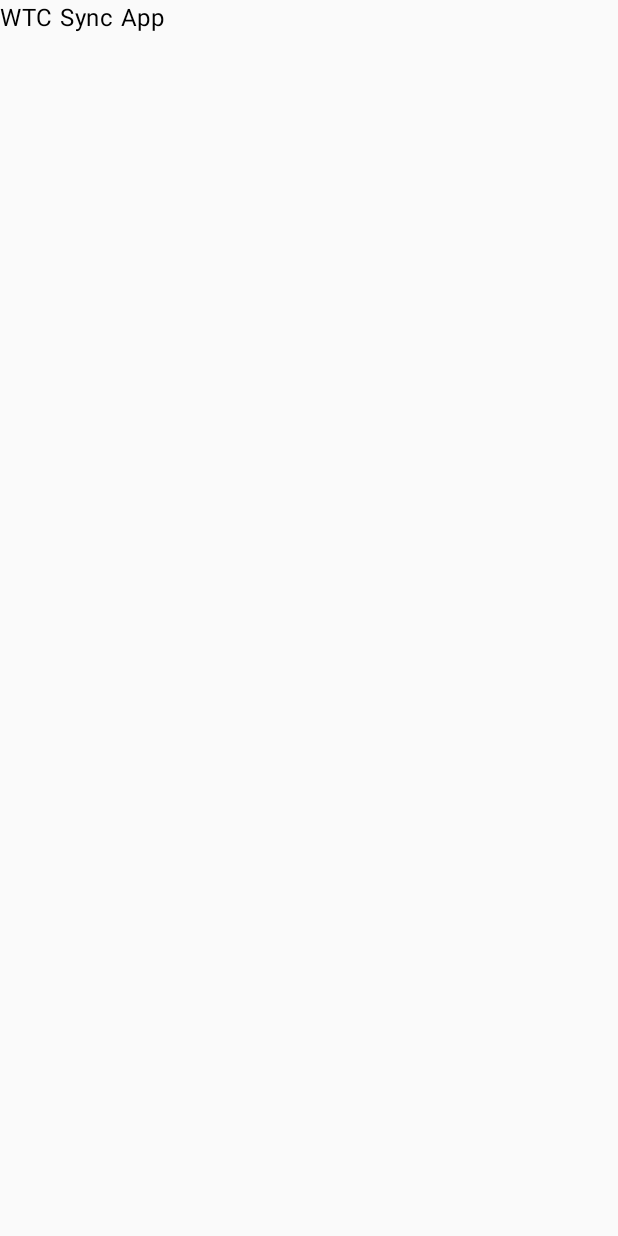
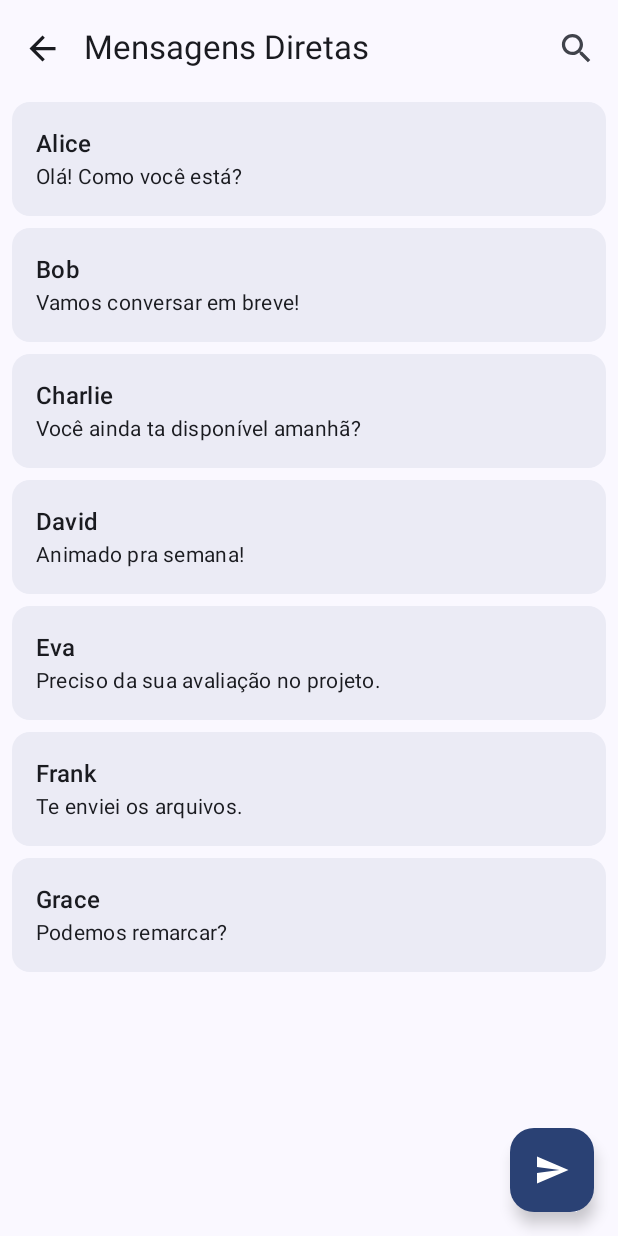
Before and after one commit to Vinicius-SO/wtcsync, an Android app built with Jetpack Compose: the screen it shows after launch (MainActivity), on a phone screen of 412 x 824 dp. Before the commit the screen is almost empty. Run offline under Robolectric (Android 15) with nearby library versions, the phone set to English and light mode, and no system bars.

Commit message:
Descrição breve das alterações

```diff
--- a/app/build.gradle.kts
+++ b/app/build.gradle.kts
@@ -49,6 +49,9 @@ dependencies {
     implementation(libs.androidx.compose.ui.graphics)
     implementation(libs.androidx.compose.ui.tooling.preview)
     implementation(libs.androidx.compose.material3)
+    implementation ("androidx.compose.material3:material3:1.1.2")
+    implementation("androidx.navigation:navigation-compose:2.8.0")
+    implementation(libs.androidx.compose.foundation.layout)
     testImplementation(libs.junit)
     androidTestImplementation(libs.androidx.junit)
     androidTestImplementation(libs.androidx.espresso.core)
--- a/app/src/main/java/br/com/fiap/wtcsync/MainActivity.kt
+++ b/app/src/main/java/br/com/fiap/wtcsync/MainActivity.kt
@@ -3,30 +3,25 @@ package br.com.fiap.wtcsync
 import android.os.Bundle
 import androidx.activity.ComponentActivity
 import androidx.activity.compose.setContent
-import androidx.activity.enableEdgeToEdge
-import androidx.compose.material3.Text
+import androidx.compose.material3.*
 import androidx.compose.runtime.Composable
-import androidx.compose.ui.tooling.preview.Preview
+import androidx.navigation.compose.rememberNavController
 import br.com.fiap.wtcsync.theme.WTCSYNCTheme
+import com.example.seuprojeto.navigation.Navigation
 
 class MainActivity : ComponentActivity() {
     override fun onCreate(savedInstanceState: Bundle?) {
         super.onCreate(savedInstanceState)
-        enableEdgeToEdge()
         setContent {
             WTCSYNCTheme {
-                Text(text = "WTC Sync App")
+                MainScreen()
             }
         }
     }
 }
 
-// Você pode remover a função Greeting e o GreetingPreview,
-// ou deixá-los para testar o Composable
-@Preview(showBackground = true)
 @Composable
-fun AppPreview() {
-    WTCSYNCTheme {
-        Text(text = "WTC Sync App")
-    }
+fun MainScreen() {
+    val navController = rememberNavController()
+    Navigation(navController = navController)
 }
--- /dev/null
+++ b/app/src/main/java/br/com/fiap/wtcsync/data/model/Cliente.kt
@@ -0,0 +1,7 @@
+package br.com.fiap.wtcsync.data.model
+
+data class Cliente(
+    val nome: String,
+    val ultimaMensagem: String,
+    val tempo: String
+)
--- /dev/null
+++ b/app/src/main/java/br/com/fiap/wtcsync/ui/Navigation.kt
@@ -0,0 +1,29 @@
+package com.example.seuprojeto.navigation
+
+import androidx.compose.runtime.Composable
+import androidx.navigation.NavHostController
+import androidx.navigation.compose.NavHost
+import androidx.navigation.compose.composable
+import br.com.fiap.wtcsync.ui.campaigns.CampanhaScreen
+import com.example.seuprojeto.ui.chat.ChatListScreen
+
+
+@Composable
+fun Navigation(navController: NavHostController) {
+    NavHost(navController = navController, startDestination = "chatlist") {
+        // Tela de lista de chats
+        composable("chatlist") {
+            ChatListScreen(
+                onBackClick = { navController.popBackStack() },
+                onNavigateToCampanha = { navController.navigate("campanha") } //
+            )
+        }
+
+        // Tela de campanhas
+        composable("campanha") {
+            CampanhaScreen(
+                onBackClick = { navController.popBackStack() } //
+            )
+        }
+    }
+}
--- /dev/null
+++ b/app/src/main/java/br/com/fiap/wtcsync/ui/crm/ChatListScreen.kt
@@ -0,0 +1,102 @@
+package com.example.seuprojeto.ui.chat
+
+import androidx.compose.foundation.clickable
+import androidx.compose.foundation.layout.*
+import androidx.compose.foundation.lazy.LazyColumn
+import androidx.compose.foundation.lazy.items
+import androidx.compose.material.icons.Icons
+import androidx.compose.material.icons.automirrored.filled.Send
+import androidx.compose.material.icons.filled.ArrowBack
+
+import androidx.compose.material.icons.filled.Search
+import androidx.compose.material3.*
+import androidx.compose.runtime.*
+import androidx.compose.ui.Modifier
+import androidx.compose.ui.unit.dp
+import androidx.lifecycle.viewmodel.compose.viewModel
+import br.com.fiap.wtcsync.data.model.Cliente
+import br.com.fiap.wtcsync.viewmodel.ChatListViewModel
+
+
+@OptIn(ExperimentalMaterial3Api::class)
+@Composable
+fun ChatListScreen(
+    viewModel: ChatListViewModel = viewModel(),
+    onBackClick: () -> Unit = {},
+    onChatClick: (Cliente) -> Unit = {},
+    onNavigateToCampanha: () -> Unit = {} // ✅ Novo parâmetro pra navegar pra Campanha
+) {
+    var isSearching by remember { mutableStateOf(false) }
+
+    Scaffold(
+        topBar = {
+            TopAppBar(
+                title = { Text(text = "Mensagens Diretas") },
+                navigationIcon = {
+                    IconButton(onClick = onBackClick) {
+                        Icon(Icons.Default.ArrowBack, contentDescription = "Voltar",
+                            modifier = Modifier.size(26.dp))
+                    }
+                },
+                actions = {
+                    IconButton(onClick = { isSearching = !isSearching }) {
+                        Icon(Icons.Default.Search, contentDescription = "Buscar",
+                            modifier = Modifier.size(26.dp))
+                    }
+                }
+            )
+        },
+        floatingActionButton = { // ✅ Botão flutuante para ir pra Campanha
+            FloatingActionButton(
+                onClick = onNavigateToCampanha,
+                containerColor = MaterialTheme.colorScheme.primary
+            ) {
+                Icon(
+                    imageVector = Icons.AutoMirrored.Filled.Send,
+                    contentDescription = "Ir para Campanha",
+                    tint = MaterialTheme.colorScheme.onPrimary
+                )
+            }
+        }
+    ) { paddingValues ->
+        Column(modifier = Modifier.padding(paddingValues)) {
+            if (isSearching) {
+                OutlinedTextField(
+                    value = viewModel.searchQuery,
+                    onValueChange = { viewModel.onSearchQueryChange(it) },
+                    label = { Text("Buscar contato") },
+                    modifier = Modifier
+                        .fillMaxWidth()
+                        .padding(8.dp)
+                )
+            }
+
+            LazyColumn(
+                modifier = Modifier
+                    .fillMaxSize()
+                    .padding(horizontal = 8.dp)
+            ) {
+                items(viewModel.clientesFiltrados) { cliente ->
+                    ChatItem(cliente = cliente, onClick = { onChatClick(cliente) })
+                }
+            }
+        }
+    }
+}
+
+@Composable
+fun ChatItem(cliente: Cliente, onClick: () -> Unit) {
+    Surface(
+        modifier = Modifier
+            .fillMaxWidth()
+            .padding(vertical = 4.dp)
+            .clickable(onClick = onClick),
+        tonalElevation = 2.dp,
+        shape = MaterialTheme.shapes.medium
+    ) {
+        Column(modifier = Modifier.padding(16.dp)) {
+            Text(text = cliente.nome, style = MaterialTheme.typography.titleMedium)
+            Text(text = cliente.ultimaMensagem, style = MaterialTheme.typography.bodyMedium)
+        }
+    }
+}
--- /dev/null
+++ b/app/src/main/java/br/com/fiap/wtcsync/viewmodel/ChatListViewModel.kt
@@ -0,0 +1,35 @@
+package br.com.fiap.wtcsync.viewmodel
+
+import androidx.compose.runtime.mutableStateListOf
+import androidx.compose.runtime.mutableStateOf
+import androidx.compose.runtime.getValue
+import androidx.compose.runtime.setValue
+import androidx.lifecycle.ViewModel
+import br.com.fiap.wtcsync.data.model.Cliente
+
+class ChatListViewModel : ViewModel() {
+
+
+    private val _clientes = mutableStateListOf(
+        Cliente("Alice", "Olá! Como você está?", "10 mins ago"),
+        Cliente("Bob", "Vamos conversar em breve!", "32 mins ago"),
+        Cliente("Charlie", "Você ainda ta disponível amanhã?", "1 hr ago"),
+        Cliente("David", "Animado pra semana!", "2 hrs ago"),
+        Cliente("Eva", "Preciso da sua avaliação no projeto.", "3 hrs ago"),
+        Cliente("Frank", "Te enviei os arquivos.", "5 hrs ago"),
+        Cliente("Grace", "Podemos remarcar?", "7 hrs ago")
+    )
+
+    // Texto digitado no campo de busca
+    var searchQuery by mutableStateOf("")
+        private set
+
+    // Retorna lista filtrada conforme busca
+    val clientesFiltrados: List<Cliente>
+        get() = if (searchQuery.isEmpty()) _clientes
+        else _clientes.filter { it.nome.contains(searchQuery, ignoreCase = true) }
+
+    fun onSearchQueryChange(newQuery: String) {
+        searchQuery = newQuery
+    }
+}
--- /dev/null
+++ b/app/src/main/res/drawable/baseline_arrow_back_24.xml
@@ -0,0 +1,5 @@
+<vector xmlns:android="http://schemas.android.com/apk/res/android" android:autoMirrored="true" android:height="24dp" android:tint="#000000" android:viewportHeight="24" android:viewportWidth="24" android:width="24dp">
+
+    <path android:fillColor="@android:color/white" android:pathData="M20,11H7.83l5.59,-5.59L12,4l-8,8 8,8 1.41,-1.41L7.83,13H20v-2z"/>
+
+</vector>
--- /dev/null
+++ b/app/src/main/res/drawable/outline_search_24.xml
@@ -0,0 +1,5 @@
+<vector xmlns:android="http://schemas.android.com/apk/res/android" android:height="24dp" android:tint="#000000" android:viewportHeight="960" android:viewportWidth="960" android:width="24dp">
+
+    <path android:fillColor="@android:color/white" android:pathData="M784,840L532,588Q502,612 463,626Q424,640 380,640Q271,640 195.5,564.5Q120,489 120,380Q120,271 195.5,195.5Q271,120 380,120Q489,120 564.5,195.5Q640,271 640,380Q640,424 626,463Q612,502 588,532L840,784L784,840ZM380,560Q455,560 507.5,507.5Q560,455 560,380Q560,305 507.5,252.5Q455,200 380,200Q305,200 252.5,252.5Q200,305 200,380Q200,455 252.5,507.5Q305,560 380,560Z"/>
+
+</vector>
--- a/gradle/libs.versions.toml
+++ b/gradle/libs.versions.toml
@@ -8,6 +8,7 @@ espressoCore = "3.7.0"
 lifecycleRuntimeKtx = "2.9.4"
 activityCompose = "1.11.0"
 composeBom = "2024.09.00"
+foundationLayout = "1.9.4"
 
 [libraries]
 androidx-core-ktx = { group = "androidx.core", name = "core-ktx", version.ref = "coreKtx" }
@@ -24,6 +25,7 @@ androidx-compose-ui-tooling-preview = { group = "androidx.compose.ui", name = "u
 androidx-compose-ui-test-manifest = { group = "androidx.compose.ui", name = "ui-test-manifest" }
 androidx-compose-ui-test-junit4 = { group = "androidx.compose.ui", name = "ui-test-junit4" }
 androidx-compose-material3 = { group = "androidx.compose.material3", name = "material3" }
+androidx-compose-foundation-layout = { group = "androidx.compose.foundation", name = "foundation-layout", version.ref = "foundationLayout" }
 
 [plugins]
 android-application = { id = "com.android.application", version.ref = "agp" }
```
Also changed, not shown: app/src/main/java/br/com/fiap/wtcsync/ui/campaigns/CampanhaScreen.kt (added, +198 -0 lines), app/src/main/res/drawable/publi_image.png (added), app/src/main/res/drawable/sino.png (added), 3 other files.
